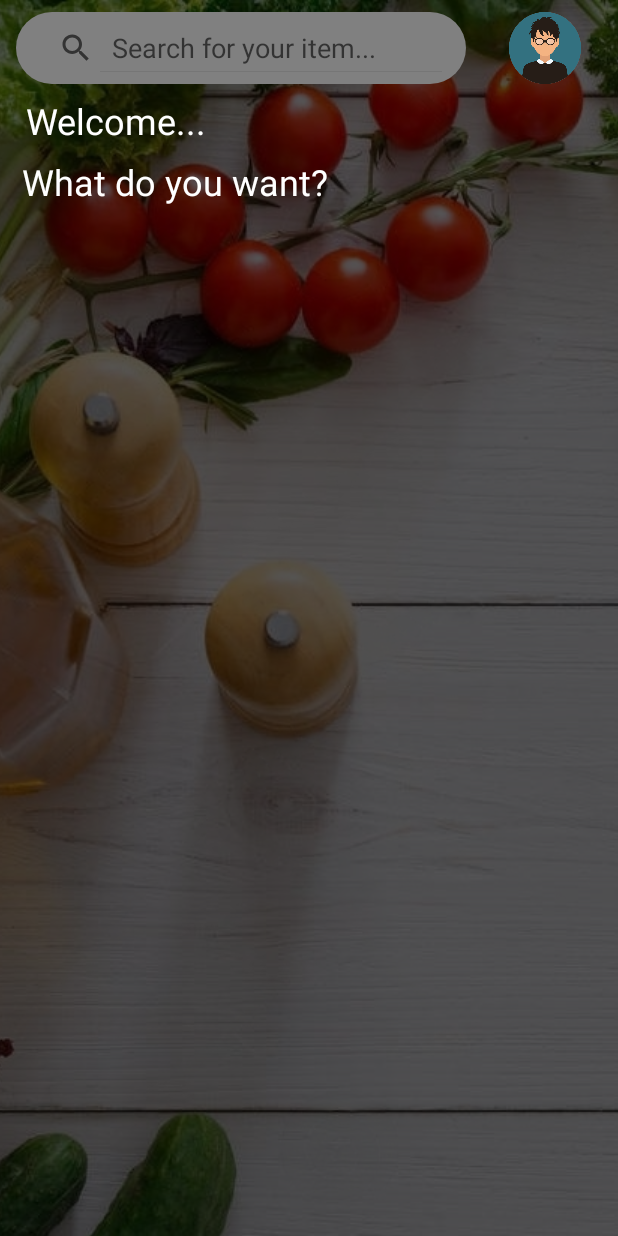
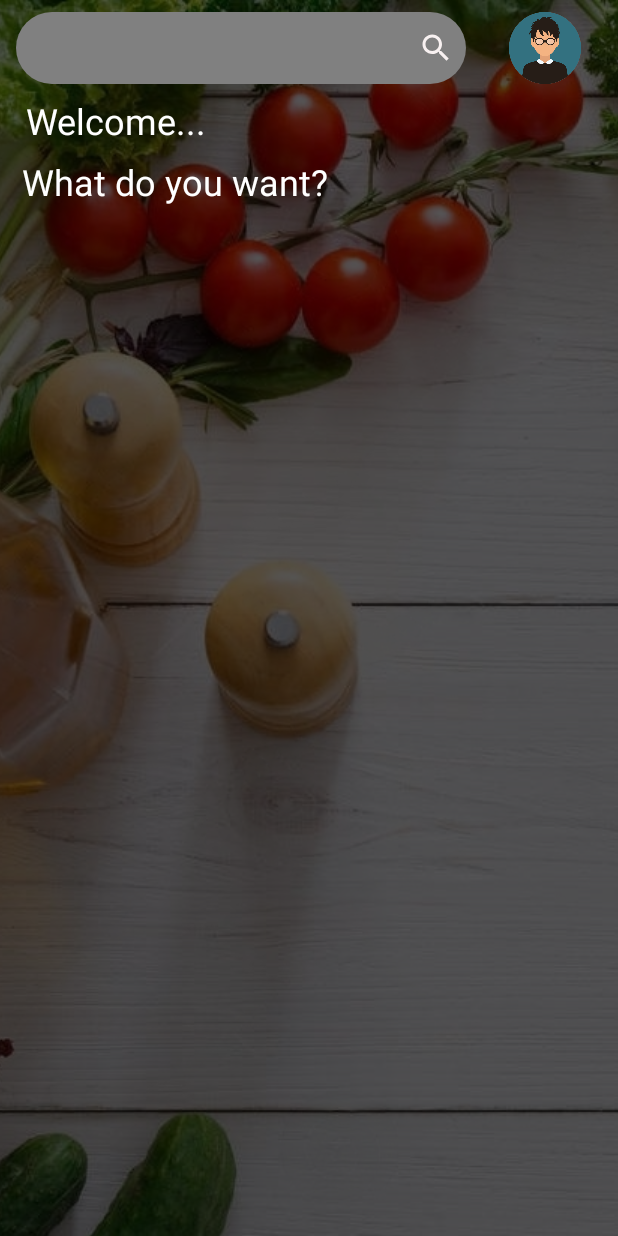
Before and after one commit to atishay-atj/MC-project, an Android app: the layout fragment_home.xml on its own in the app's theme, with its tools: preview values and no code run, on a phone screen of 412 x 824 dp. Run offline under Robolectric (Android 15) with nearby library versions, the phone set to English and light mode, and no system bars; Roboto replaces fonts that are not available here.

Commit message:
MC Project Final Commit(2)

```diff
--- a/app/src/main/res/layout/fragment_home.xml
+++ b/app/src/main/res/layout/fragment_home.xml
@@ -25,8 +25,7 @@
             tools:layout_editor_absoluteY="-148dp" />
 
 
-
-        <androidx.appcompat.widget.SearchView
+        <EditText
             android:id="@+id/searchviewid"
             android:layout_width="300dp"
             android:layout_height="48dp"
```
